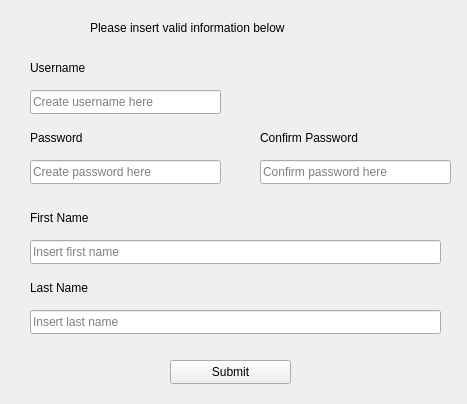
Before: the Qt Designer form verklegt_vika_3/verklegt_GUI/UI/createuserwindow.ui in vilhjalmur12/verklegt_1, drawn with Qt 5.
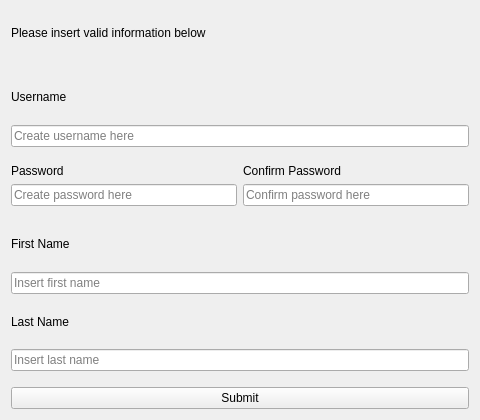
After: the same form once the commit is applied.

What changed in the file:
```diff
--- a/verklegt_vika_3/verklegt_GUI/UI/createuserwindow.ui
+++ b/verklegt_vika_3/verklegt_GUI/UI/createuserwindow.ui
@@ -6,172 +6,190 @@
    <rect>
     <x>0</x>
     <y>0</y>
-    <width>467</width>
-    <height>404</height>
+    <width>480</width>
+    <height>420</height>
    </rect>
   </property>
+  <property name="minimumSize">
+   <size>
+    <width>480</width>
+    <height>420</height>
+   </size>
+  </property>
   <property name="windowTitle">
    <string>Form</string>
   </property>
-  <widget class="QLineEdit" name="lineEdit_userName">
-   <property name="geometry">
-    <rect>
-     <x>30</x>
-     <y>90</y>
-     <width>191</width>
-     <height>24</height>
-    </rect>
-   </property>
-   <property name="placeholderText">
-    <string>Create username here</string>
-   </property>
-  </widget>
-  <widget class="QLineEdit" name="lineEdit_password">
-   <property name="geometry">
-    <rect>
-     <x>30</x>
-     <y>160</y>
-     <width>191</width>
-     <height>24</height>
-    </rect>
-   </property>
-   <property name="text">
-    <string/>
-   </property>
-   <property name="placeholderText">
-    <string>Create password here</string>
-   </property>
-  </widget>
-  <widget class="QLineEdit" name="lineEdit_lastName">
-   <property name="geometry">
-    <rect>
-     <x>30</x>
-     <y>310</y>
-     <width>411</width>
-     <height>24</height>
-    </rect>
-   </property>
-   <property name="placeholderText">
-    <string>Insert last name</string>
-   </property>
-  </widget>
-  <widget class="QLineEdit" name="lineEdit_firstName">
-   <property name="geometry">
-    <rect>
-     <x>30</x>
-     <y>240</y>
-     <width>411</width>
-     <height>24</height>
-    </rect>
-   </property>
-   <property name="placeholderText">
-    <string>Insert first name</string>
-   </property>
-  </widget>
-  <widget class="QPushButton" name="pushButton">
-   <property name="geometry">
-    <rect>
-     <x>170</x>
-     <y>360</y>
-     <width>121</width>
-     <height>24</height>
-    </rect>
-   </property>
-   <property name="text">
-    <string>Submit</string>
-   </property>
-  </widget>
-  <widget class="QLabel" name="label_head">
-   <property name="geometry">
-    <rect>
-     <x>90</x>
-     <y>20</y>
-     <width>231</width>
-     <height>16</height>
-    </rect>
-   </property>
-   <property name="text">
-    <string>Please insert valid information below</string>
-   </property>
-  </widget>
-  <widget class="QLabel" name="label_username">
-   <property name="geometry">
-    <rect>
-     <x>30</x>
-     <y>60</y>
-     <width>71</width>
-     <height>16</height>
-    </rect>
-   </property>
-   <property name="text">
-    <string>Username</string>
-   </property>
-  </widget>
-  <widget class="QLabel" name="label_password">
-   <property name="geometry">
-    <rect>
-     <x>30</x>
-     <y>130</y>
-     <width>71</width>
-     <height>16</height>
-    </rect>
-   </property>
-   <property name="text">
-    <string>Password</string>
-   </property>
-  </widget>
-  <widget class="QLabel" name="label_firstName">
-   <property name="geometry">
-    <rect>
-     <x>30</x>
-     <y>210</y>
-     <width>91</width>
-     <height>16</height>
-    </rect>
-   </property>
-   <property name="text">
-    <string>First Name</string>
-   </property>
-  </widget>
-  <widget class="QLabel" name="label_secondName">
-   <property name="geometry">
-    <rect>
-     <x>30</x>
-     <y>280</y>
-     <width>101</width>
-     <height>16</height>
-    </rect>
-   </property>
-   <property name="text">
-    <string>Last Name</string>
-   </property>
-  </widget>
-  <widget class="QLabel" name="label_cPassword">
-   <property name="geometry">
-    <rect>
-     <x>260</x>
-     <y>130</y>
-     <width>121</width>
-     <height>16</height>
-    </rect>
-   </property>
-   <property name="text">
-    <string>Confirm Password</string>
-   </property>
-  </widget>
-  <widget class="QLineEdit" name="lineEdit_cPassword">
-   <property name="geometry">
-    <rect>
-     <x>260</x>
-     <y>160</y>
-     <width>191</width>
-     <height>24</height>
-    </rect>
-   </property>
-   <property name="placeholderText">
-    <string>Confirm password here</string>
-   </property>
-  </widget>
+  <layout class="QVBoxLayout" name="verticalLayout_3">
+   <item>
+    <widget class="QLabel" name="label_head">
+     <property name="text">
+      <string>Please insert valid information below</string>
+     </property>
+    </widget>
+   </item>
+   <item>
+    <spacer name="verticalSpacer_4">
+     <property name="orientation">
+      <enum>Qt::Vertical</enum>
+     </property>
+     <property name="sizeType">
+      <enum>QSizePolicy::Fixed</enum>
+     </property>
+     <property name="sizeHint" stdset="0">
+      <size>
+       <width>20</width>
+       <height>15</height>
+      </size>
+     </property>
+    </spacer>
+   </item>
+   <item>
+    <widget class="QLabel" name="label_username">
+     <property name="text">
+      <string>Username</string>
+     </property>
+    </widget>
+   </item>
+   <item>
+    <widget class="QLineEdit" name="lineEdit_userName">
+     <property name="placeholderText">
+      <string>Create username here</string>
+     </property>
+    </widget>
+   </item>
+   <item>
+    <spacer name="verticalSpacer_2">
+     <property name="orientation">
+      <enum>Qt::Vertical</enum>
+     </property>
+     <property name="sizeType">
+      <enum>QSizePolicy::Fixed</enum>
+     </property>
+     <property name="sizeHint" stdset="0">
+      <size>
+       <width>20</width>
+       <height>10</height>
+      </size>
+     </property>
+    </spacer>
+   </item>
+   <item>
+    <layout class="QHBoxLayout" name="horizontalLayout">
+     <item>
+      <layout class="QVBoxLayout" name="verticalLayout">
+       <item>
+        <widget class="QLabel" name="label_password">
+         <property name="text">
+          <string>Password</string>
+         </property>
+        </widget>
+       </item>
+       <item>
+        <widget class="QLineEdit" name="lineEdit_password">
+         <property name="text">
+          <string/>
+         </property>
+         <property name="placeholderText">
+          <string>Create password here</string>
+         </property>
+        </widget>
+       </item>
+      </layout>
+     </item>
+     <item>
+      <layout class="QVBoxLayout" name="verticalLayout_2">
+       <item>
+        <widget class="QLabel" name="label_cPassword">
+         <property name="text">
+          <string>Confirm Password</string>
+         </property>
+        </widget>
+       </item>
+       <item>
+        <widget class="QLineEdit" name="lineEdit_cPassword">
+         <property name="placeholderText">
+          <string>Confirm password here</string>
+         </property>
+        </widget>
+       </item>
+      </layout>
+     </item>
+    </layout>
+   </item>
+   <item>
+    <spacer name="verticalSpacer">
+     <property name="orientation">
+      <enum>Qt::Vertical</enum>
+     </property>
+     <property name="sizeType">
+      <enum>QSizePolicy::Fixed</enum>
+     </property>
+     <property name="sizeHint" stdset="0">
+      <size>
+       <width>20</width>
+       <height>10</height>
+      </size>
+     </property>
+    </spacer>
+   </item>
+   <item>
+    <widget class="QLabel" name="label_firstName">
+     <property name="text">
+      <string>First Name</string>
+     </property>
+    </widget>
+   </item>
+   <item>
+    <widget class="QLineEdit" name="lineEdit_firstName">
+     <property name="placeholderText">
+      <string>Insert first name</string>
+     </property>
+    </widget>
+   </item>
+   <item>
+    <widget class="QLabel" name="label_secondName">
+     <property name="minimumSize">
+      <size>
+       <width>0</width>
+       <height>0</height>
+      </size>
+     </property>
+     <property name="text">
+      <string>Last Name</string>
+     </property>
+    </widget>
+   </item>
+   <item>
+    <widget class="QLineEdit" name="lineEdit_lastName">
+     <property name="placeholderText">
+      <string>Insert last name</string>
+     </property>
+    </widget>
+   </item>
+   <item>
+    <spacer name="verticalSpacer_3">
+     <property name="orientation">
+      <enum>Qt::Vertical</enum>
+     </property>
+     <property name="sizeType">
+      <enum>QSizePolicy::Fixed</enum>
+     </property>
+     <property name="sizeHint" stdset="0">
+      <size>
+       <width>20</width>
+       <height>10</height>
+      </size>
+     </property>
+    </spacer>
+   </item>
+   <item>
+    <widget class="QPushButton" name="pushButton">
+     <property name="text">
+      <string>Submit</string>
+     </property>
+    </widget>
+   </item>
+  </layout>
  </widget>
  <tabstops>
   <tabstop>lineEdit_userName</tabstop>
```
